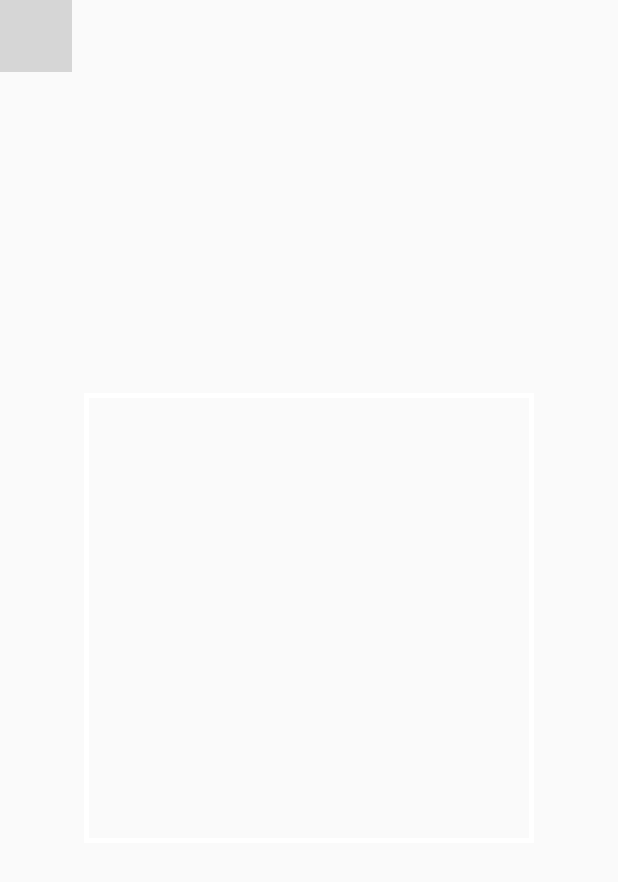
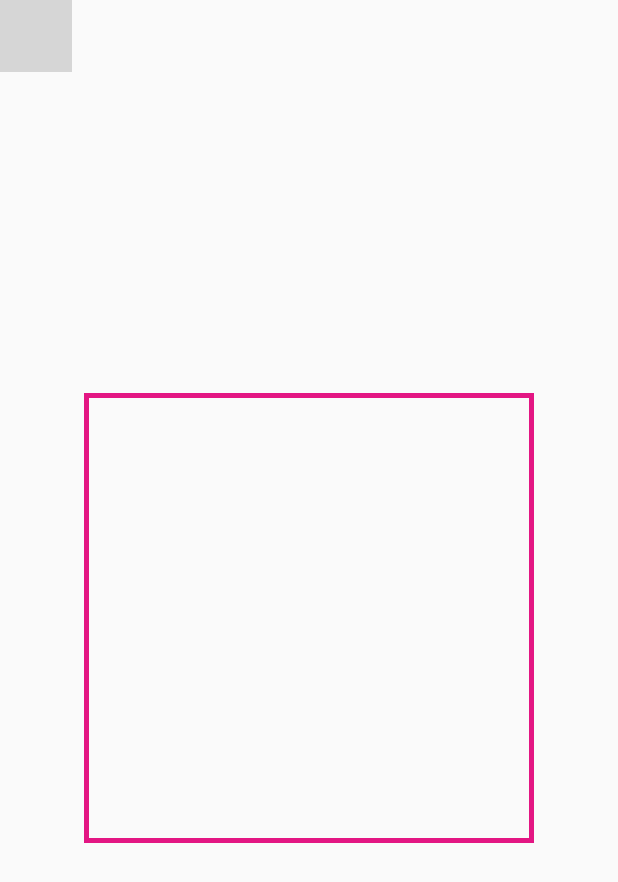
Before and after one commit to Nikita-as/QRCodeScanner, an Android app built with Jetpack Compose: the screen it shows after launch (MainActivity), on a phone screen of 412 x 824 dp. Shown: the top 882 px of the screen. Run offline under Robolectric (Android 15) with nearby library versions, the phone set to English and light mode, and no system bars; our stand-ins replace constraintlayout-compose; libraries missing offline, so code that uses them is left out: androidx.camera.core, androidx.camera.lifecycle, androidx.camera.view; 4 statements that could not run were skipped; grey boxes are pictures that could not be loaded.

Commit message:
Доработки

```diff
--- a/app/src/main/java/com/app/qrcode/MainActivity.kt
+++ b/app/src/main/java/com/app/qrcode/MainActivity.kt
@@ -28,6 +28,7 @@ import androidx.compose.ui.unit.sp
 import androidx.compose.ui.viewinterop.AndroidView
 import androidx.constraintlayout.compose.ConstraintLayout
 import androidx.core.content.ContextCompat
+import com.app.qrcode.ui.theme.Pink
 import com.app.qrcode.ui.theme.QrCodeTheme
 
 class MainActivity : ComponentActivity() {
@@ -122,7 +123,7 @@ class MainActivity : ComponentActivity() {
                     }
                     Box(modifier = Modifier
                         .size(300.dp)
-                        .border(width = 3.dp, color = Color.White)
+                        .border(width = 3.dp, color = Pink)
                         .constrainAs(box)
                         {
                             top.linkTo(parent.top)
--- a/app/src/main/java/com/app/qrcode/ui/theme/Color.kt
+++ b/app/src/main/java/com/app/qrcode/ui/theme/Color.kt
@@ -6,3 +6,4 @@ val Purple200 = Color(0xFFBB86FC)
 val Purple500 = Color(0xFF6200EE)
 val Purple700 = Color(0xFF3700B3)
 val Teal200 = Color(0xFF03DAC5)
+val Pink = Color(0xFFE31683)
```
